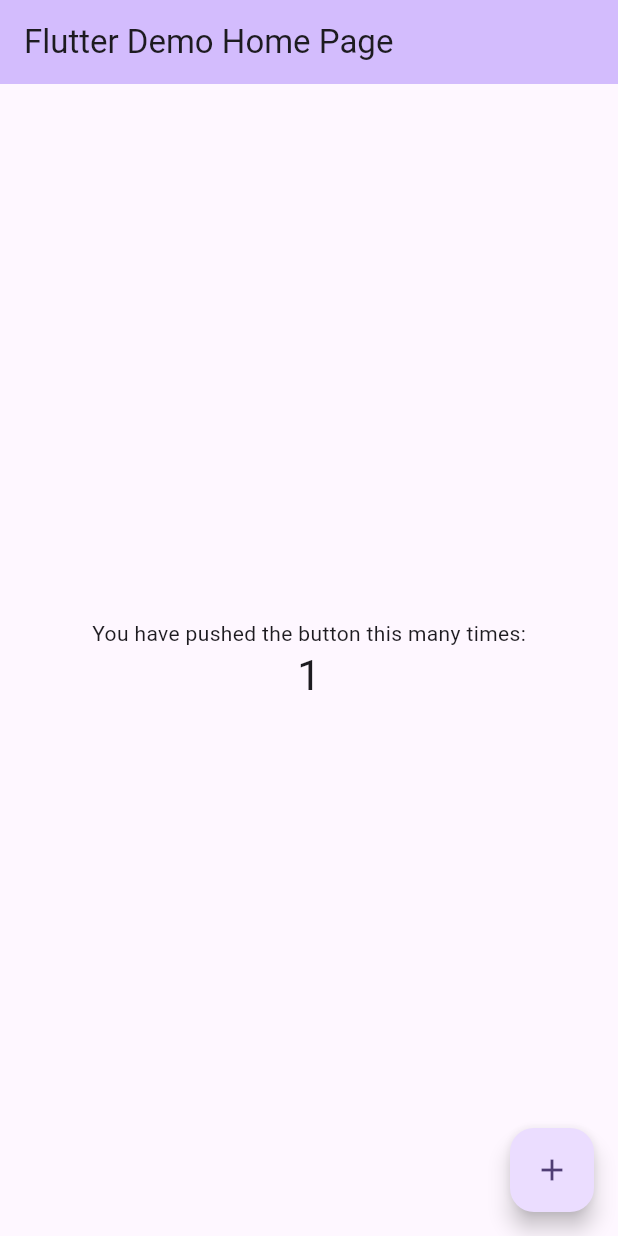
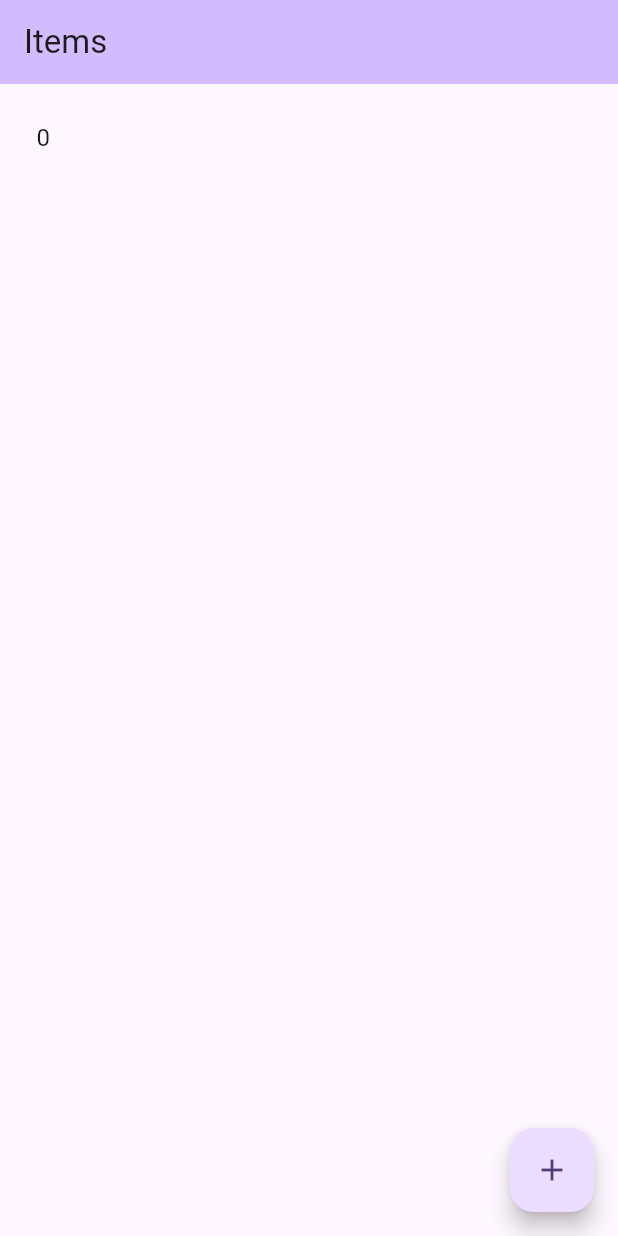
Before and after one commit to schilln/memorize, a Flutter app: the screen it shows after launch, after a tap on the "add" icon, on a phone screen of 412 x 824 dp. Run offline on Flutter 3.47's test engine with Material 3 defaults, Android fonts, the light colour scheme and no system bars.

Commit message:
got `ListView` of `Dismissible`s working

```diff
--- a/lib/home.dart
+++ b/lib/home.dart
@@ -1,20 +1,28 @@
 import 'package:flutter/material.dart';
 
-class MyHomePage extends StatefulWidget {
-  const MyHomePage({super.key, required this.title});
-
-  final String title;
+class HomePage extends StatefulWidget {
+  const HomePage({super.key});
 
   @override
-  State<MyHomePage> createState() => _MyHomePageState();
+  State<HomePage> createState() => _MyHomePageState();
 }
 
-class _MyHomePageState extends State<MyHomePage> {
+class _MyHomePageState extends State<HomePage> {
   int _counter = 0;
 
-  void _incrementCounter() {
+  final List<Text> _items = [];
+
+  void _addItem() {
     setState(() {
+      _items.add(Text(_counter.toString()));
       _counter++;
+    });
+  }
+
+  void _removeItem(int index) {
+    setState(() {
+      _items.removeAt(index);
+      _counter--;
     });
   }
 
@@ -23,23 +31,25 @@ class _MyHomePageState extends State<MyHomePage> {
     return Scaffold(
       appBar: AppBar(
         backgroundColor: Theme.of(context).colorScheme.inversePrimary,
-        title: Text(widget.title),
+        title: Text("Items"),
       ),
       body: Center(
-        child: Column(
-          mainAxisAlignment: MainAxisAlignment.center,
-          children: <Widget>[
-            const Text('You have pushed the button this many times:'),
-            Text(
-              '$_counter',
-              style: Theme.of(context).textTheme.headlineMedium,
-            ),
-          ],
-        ),
+        // child: Text(_counter.toString()),
+        child: _items.isEmpty
+            ? Text("No items yet")
+            : ListView.builder(
+                padding: const EdgeInsets.all(8),
+                itemCount: _items.length,
+                itemBuilder: (context, index) => Dismissible(
+                  key: ValueKey(_items[index]),
+                  onDismissed: (direction) => _removeItem(index),
+                  child: ListTile(title: _items[index]),
+                ),
+              ),
       ),
       floatingActionButton: FloatingActionButton(
-        onPressed: _incrementCounter,
-        tooltip: 'Increment',
+        onPressed: _addItem,
+        tooltip: 'Add item',
         child: const Icon(Icons.add),
       ),
     );
--- a/lib/main.dart
+++ b/lib/main.dart
@@ -2,11 +2,11 @@ import 'package:flutter/material.dart';
 import 'home.dart';
 
 void main() {
-  runApp(const MyApp());
+  runApp(const App());
 }
 
-class MyApp extends StatelessWidget {
-  const MyApp({super.key});
+class App extends StatelessWidget {
+  const App({super.key});
 
   @override
   Widget build(BuildContext context) {
@@ -15,7 +15,7 @@ class MyApp extends StatelessWidget {
       theme: ThemeData(
         colorScheme: ColorScheme.fromSeed(seedColor: Colors.deepPurple),
       ),
-      home: const MyHomePage(title: 'Flutter Demo Home Page'),
+      home: const HomePage(),
     );
   }
 }
```
Also changed, not shown: 1 other file.
